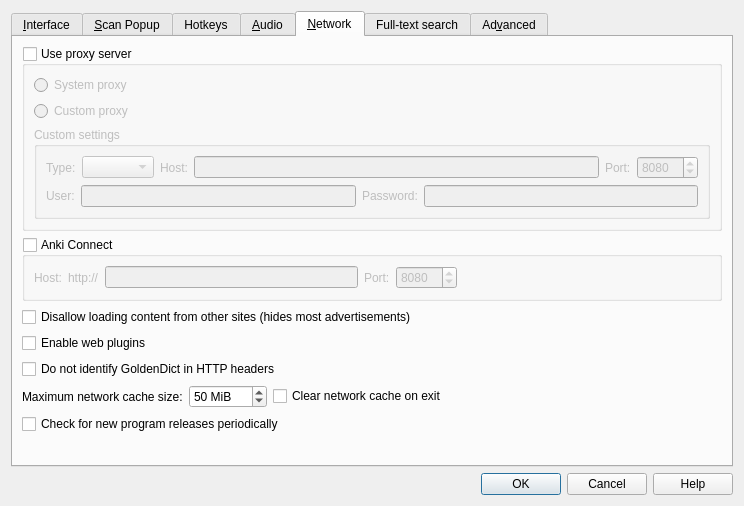
This is preferences.ui in goldendict/goldendict as Qt 5 draws it before an edit. The edited form follows.
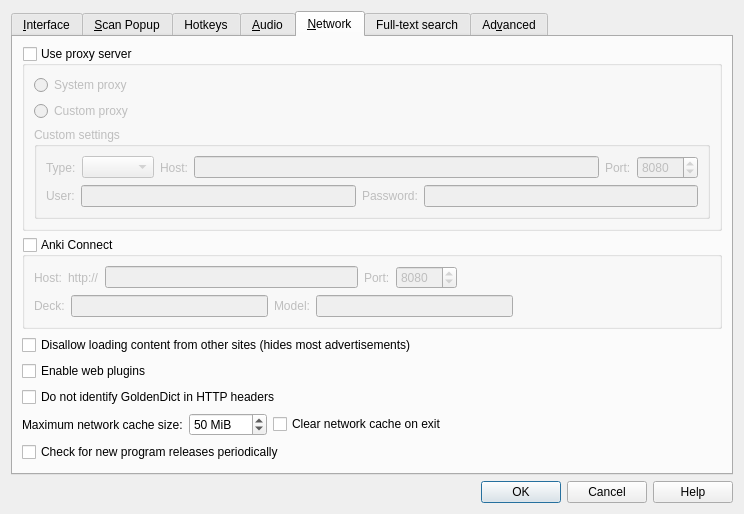
This is the edited form. The open tabs and pages were chosen to show the change. Icons and pictures are not drawn. Custom widgets are drawn as their Qt base class.

Commit message:
add 'send to anki' function
users can configure the ankiconnect to use together with anki

Diff of the .ui file:
```diff
--- a/preferences.ui
+++ b/preferences.ui
@@ -1092,7 +1092,9 @@
          <property name="checked">
           <bool>false</bool>
          </property>
-         <layout class="QHBoxLayout" name="horizontalLayout_17">
+         <layout class="QVBoxLayout" name="verticalLayout_13">
+          <item>
+           <layout class="QHBoxLayout" name="horizontalLayout_21">
           <item>
            <widget class="QLabel" name="label_22">
             <property name="text">
@@ -1139,6 +1141,45 @@
              </size>
             </property>
            </spacer>
+            </item>
+           </layout>
+          </item>
+          <item>
+           <layout class="QHBoxLayout" name="horizontalLayout_22">
+            <item>
+             <widget class="QLabel" name="label_28">
+              <property name="text">
+               <string>Deck:</string>
+              </property>
+             </widget>
+            </item>
+            <item>
+             <widget class="QLineEdit" name="ankiDeck"/>
+            </item>
+            <item>
+             <widget class="QLabel" name="label_25">
+              <property name="text">
+               <string>Model:</string>
+              </property>
+             </widget>
+            </item>
+            <item>
+             <widget class="QLineEdit" name="ankiModel"/>
+            </item>
+            <item>
+             <spacer name="horizontalSpacer_17">
+              <property name="orientation">
+               <enum>Qt::Horizontal</enum>
+              </property>
+              <property name="sizeHint" stdset="0">
+               <size>
+                <width>40</width>
+                <height>20</height>
+               </size>
+              </property>
+             </spacer>
+            </item>
+           </layout>
           </item>
          </layout>
         </widget>
```
Left out of the diff: 2 changed lines with no effect on the pictures. Lines whose indentation alone changed are shown as unchanged. The commit also changes 10 other files.
